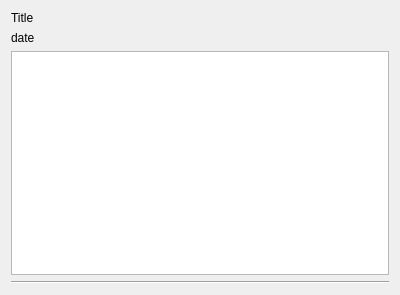
Qt form app/ui/article.ui (AlexLaur/TradeHelper) before a commit.
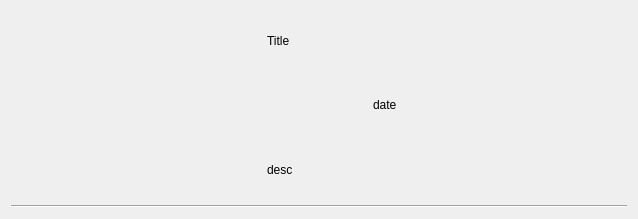
The same form after that commit. Custom widgets are drawn as their Qt base class.

Commit message: Modification ArticlesItem + MACD inversé

The edit to the form file:
```diff
--- a/app/ui/article.ui
+++ b/app/ui/article.ui
@@ -6,13 +6,36 @@
    <rect>
     <x>0</x>
     <y>0</y>
-    <width>400</width>
-    <height>295</height>
+    <width>638</width>
+    <height>219</height>
    </rect>
   </property>
   <property name="windowTitle">
    <string>Form</string>
   </property>
+  <layout class="QVBoxLayout" name="verticalLayout_2">
+   <item>
+    <layout class="QHBoxLayout" name="horizontalLayout">
+     <item>
+      <widget class="QLabel" name="thumbnail">
+       <property name="minimumSize">
+        <size>
+         <width>250</width>
+         <height>150</height>
+        </size>
+       </property>
+       <property name="maximumSize">
+        <size>
+         <width>250</width>
+         <height>150</height>
+        </size>
+       </property>
+       <property name="text">
+        <string/>
+       </property>
+      </widget>
+     </item>
+     <item>
   <layout class="QVBoxLayout" name="verticalLayout">
    <item>
     <widget class="LabelTitle" name="lb_title">
@@ -22,14 +45,57 @@
     </widget>
    </item>
    <item>
+        <layout class="QHBoxLayout" name="horizontalLayout_2">
+         <item>
+          <widget class="QLabel" name="lb_compagny">
+           <property name="minimumSize">
+            <size>
+             <width>0</width>
+             <height>25</height>
+            </size>
+           </property>
+           <property name="maximumSize">
+            <size>
+             <width>100</width>
+             <height>16777215</height>
+            </size>
+           </property>
+           <property name="text">
+            <string/>
+           </property>
+          </widget>
+         </item>
+         <item>
     <widget class="QLabel" name="lb_date">
+           <property name="minimumSize">
+            <size>
+             <width>0</width>
+             <height>25</height>
+            </size>
+           </property>
      <property name="text">
       <string>date</string>
      </property>
     </widget>
    </item>
+        </layout>
+       </item>
    <item>
-    <widget class="Description" name="desc"/>
+        <widget class="QLabel" name="desc">
+         <property name="minimumSize">
+          <size>
+           <width>175</width>
+           <height>0</height>
+          </size>
+         </property>
+         <property name="text">
+          <string>desc</string>
+         </property>
+        </widget>
+       </item>
+      </layout>
+     </item>
+    </layout>
    </item>
    <item>
     <widget class="Line" name="line">
@@ -46,11 +112,6 @@
    <extends>QLabel</extends>
    <header>libs.widgets.label.h</header>
   </customwidget>
-  <customwidget>
-   <class>Description</class>
-   <extends>QTextBrowser</extends>
-   <header>libs.widgets.textbrowser.h</header>
-  </customwidget>
  </customwidgets>
  <resources/>
  <connections/>
```
Left out of the diff: 4 changed lines with no effect on the pictures. Lines whose indentation alone changed are shown as unchanged. The commit also changes 21 other files.
